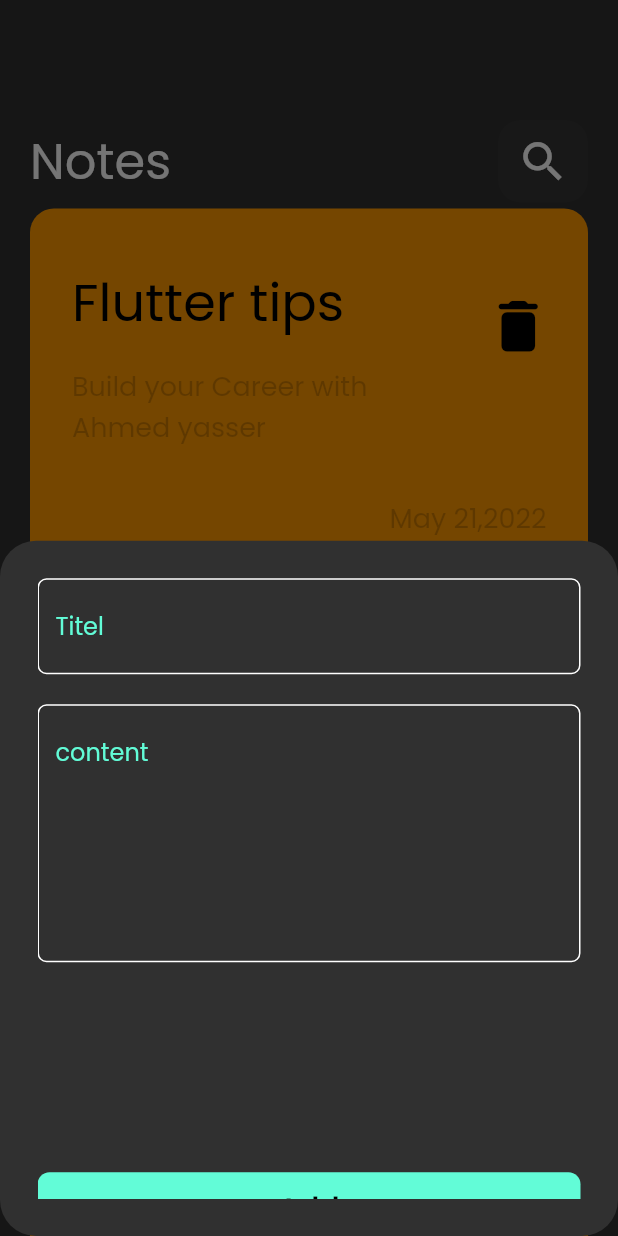
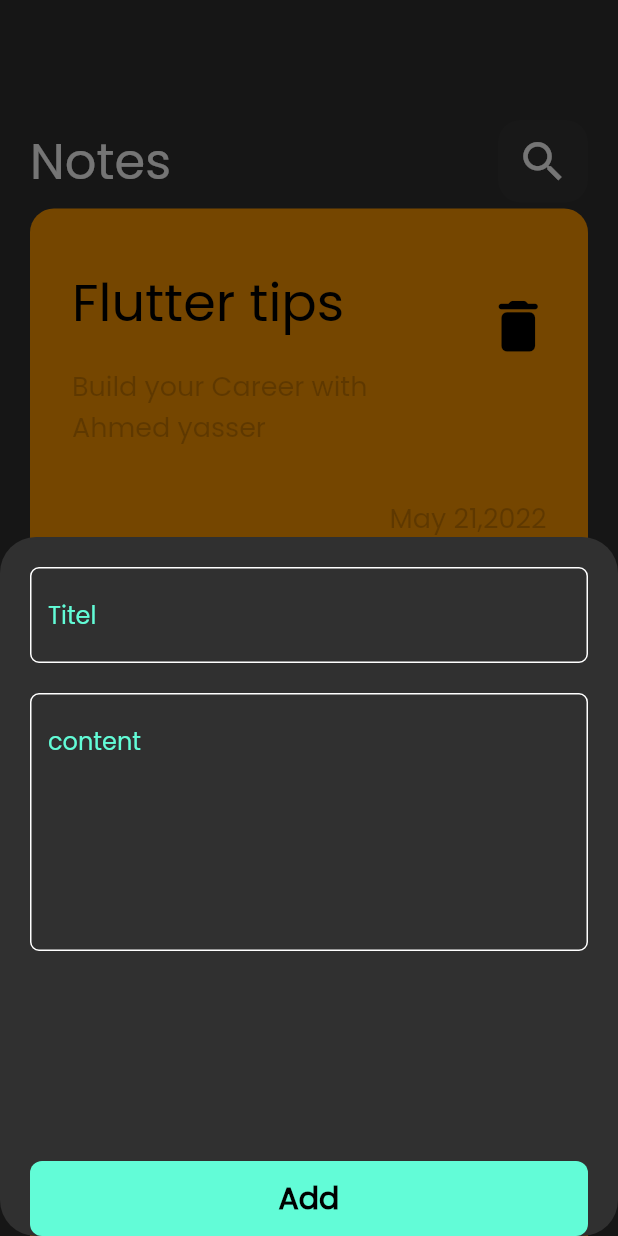
Before and after one commit to ahmed222002182002/project_note_app, a Flutter app: the screen it shows after launch, after a tap on the "add" icon, on a phone screen of 412 x 824 dp. Run offline on Flutter 3.47's test engine with Material 2 defaults, Android fonts, the light colour scheme and no system bars; drawn by our look-alikes of modal_progress_hud_nsn; our stand-ins replace flutter_bloc, hive, hive_flutter; accounts and stored records are empty; statements that could not run were skipped.

Commit message:
fixed ui

```diff
--- a/lib/Screesns/first_view.dart
+++ b/lib/Screesns/first_view.dart
@@ -8,12 +8,13 @@
     return Scaffold(
       floatingActionButton: FloatingActionButton(onPressed: () {
         showModalBottomSheet(
+          isScrollControlled: true,
             shape: RoundedRectangleBorder(
               borderRadius: BorderRadius.circular(24),
             ),
             context: context,
             builder:(context){
-              return const ShowModelButtonSheet();
+              return  const ShowModelButtonSheet();
             });
       },child: const Icon(Icons.add),),
       body: const ViewBody(),
--- a/lib/cubit/state_cubit.dart
+++ b/lib/cubit/state_cubit.dart
@@ -1,10 +1,8 @@
 abstract class Stateallt{}
 class Noteinitalstate extends Stateallt{}
 class lodingstate extends Stateallt{
-
 }
 class successtate extends Stateallt{
-
 }
 class failerstate extends Stateallt{
    final String errormessage;
--- a/lib/custom_widget/Custom_add_Buttton.dart
+++ b/lib/custom_widget/Custom_add_Buttton.dart
@@ -2,8 +2,9 @@
 import 'package:flutter/material.dart';
 import 'package:notes_app_project/helper/helper.dart';
 class CustomAddButton extends StatelessWidget {
-  const CustomAddButton({this.onTap});
+  const CustomAddButton({this.onTap,this.isloding=false});
    final void Function()? onTap;
+   final bool isloding;
   @override
   Widget build(BuildContext context) {
     return  GestureDetector(
@@ -15,7 +16,11 @@
           borderRadius: BorderRadius.circular(8),
           color: kPrimaryColor,
         ),
-        child: const  Center(child: Text('Add',style: TextStyle(
+        child:   Center(
+          child:isloding?const CircularProgressIndicator(
+              color: Colors.black,
+          ):
+       const Text('Add',style: TextStyle(
           color: Colors.black,
           fontSize: 20,
           fontWeight: FontWeight.bold,
--- a/lib/custom_widget/show_model_sheet.dart
+++ b/lib/custom_widget/show_model_sheet.dart
@@ -10,8 +10,6 @@
   Widget build(BuildContext context) {
     return  BlocProvider(
       create: (context)=>Notecubit(),
-      child: Padding(
-        padding:  const EdgeInsets.all(25),
       child: BlocConsumer<Notecubit, Stateallt>(
           listener: (context, state) {
             if(state is failerstate){
@@ -22,11 +20,17 @@
             }
           },
           builder: (context, state) {
-              return ModalProgressHUD(
-                  inAsyncCall:state is lodingstate ? true:false,
-              child:  const SingleChildScrollView(child:  FormWidget()));
+            return AbsorbPointer(
+              absorbing: state is lodingstate?true:false,
+              child: Padding(
+                padding:  EdgeInsets.only(top: 20,right: 20,left: 20,
+                    bottom:MediaQuery.of(context).viewInsets.bottom,
+
+                ),
+                child: const SingleChildScrollView(child:  FormWidget()),
+              ),
+            );
           }
-        ),
       ),
     );
   }
--- a/lib/custom_widget/widget_form.dart
+++ b/lib/custom_widget/widget_form.dart
@@ -1,6 +1,7 @@
 import 'package:flutter/material.dart';
 import 'package:flutter_bloc/flutter_bloc.dart';
 import 'package:notes_app_project/cubit/create_cubit.dart';
+import 'package:notes_app_project/cubit/state_cubit.dart';
 import 'package:notes_app_project/custom_widget/Custom_add_Buttton.dart';
 import 'package:notes_app_project/custom_widget/custom_textfield.dart';
 import 'package:notes_app_project/model/note_model.dart';
@@ -40,7 +41,10 @@
           const SizedBox(
             height: 140,
           ),
-          CustomAddButton(
+          BlocBuilder<Notecubit,Stateallt>(
+            builder: (context, state) {
+              return CustomAddButton(
+                isloding: state is lodingstate? true:false,
                 onTap: (){
                   if(formkey.currentState!.validate()){
                     formkey.currentState!.save();
@@ -54,6 +58,8 @@
                   });
 
                 },
+              );
+            }
           ),
         ],
       ),
```
Lines whose indentation alone changed are shown as unchanged.
